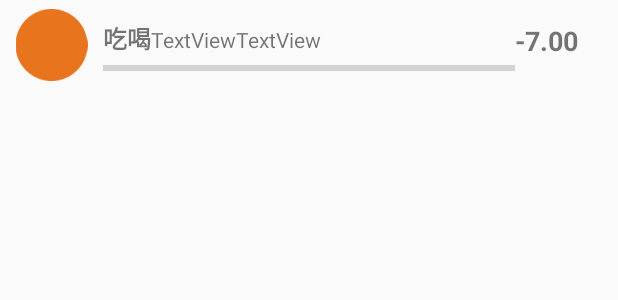
After one commit to BillBillTeam/BillBill, an Android app: the layout barchart_item.xml on its own in the app's theme, with its tools: preview values and no code run, on a phone screen of 412 x 824 dp. The commit adds this screen. Shown: the top 300 px of the screen. Run offline under Robolectric (Android 15) with nearby library versions, the phone set to English and light mode, and no system bars.

Commit message:
7天和月统计 大体完成

```diff
--- a/app/src/main/java/bhj/MyAsyncColoredLineChart.java
+++ b/app/src/main/java/bhj/MyAsyncColoredLineChart.java
@@ -109,7 +109,8 @@ public class MyAsyncColoredLineChart implements  OnChartValueSelectedListener {
 
                 // modify the legend ...
                 l.setForm(Legend.LegendForm.LINE);
-                progressBar.setVisibility(View.GONE);
+                if(progressBar.isShown())
+                    progressBar.setVisibility(View.GONE);
                 mChart.setMinimumHeight(400);
                 layout.addView(mChart);
             }
--- a/app/src/main/java/bhj/MyAsyncHorizontalBarChart.java
+++ b/app/src/main/java/bhj/MyAsyncHorizontalBarChart.java
@@ -43,6 +43,7 @@ import yzj.t.statistics;
 /**
  * Created by ubuntu on 17-11-1.
  * 横向的柱状图(后台加载)
+ * no use see MyAsyncItemLineChart
  */
 
 public class MyAsyncHorizontalBarChart implements  OnChartValueSelectedListener {
@@ -119,6 +120,7 @@ public class MyAsyncHorizontalBarChart implements  OnChartValueSelectedListener
         mChart.setOnChartValueSelectedListener(this);
         // mChart.setHighlightEnabled(false);
 
+        mChart.setMinimumHeight(900);
         mChart.setDrawBarShadow(false);
 
         mChart.setDrawValueAboveBar(true);
--- /dev/null
+++ b/app/src/main/res/layout/barchart_item.xml
@@ -0,0 +1,121 @@
+<?xml version="1.0" encoding="utf-8"?>
+<LinearLayout xmlns:android="http://schemas.android.com/apk/res/android"
+    xmlns:app="http://schemas.android.com/apk/res-auto"
+    android:id="@+id/barchart_item"
+    android:layout_width="match_parent"
+    android:layout_height="60dp"
+    android:orientation="horizontal">
+
+    <LinearLayout
+        android:layout_width="0dp"
+        android:layout_height="60dp"
+        android:layout_weight="1"
+        android:orientation="vertical">
+
+        <Space
+            android:layout_width="match_parent"
+            android:layout_height="0dp"
+            android:layout_weight="1" />
+
+
+        <ImageView
+            android:id="@+id/imageView"
+            android:layout_width="wrap_content"
+            android:layout_height="0dp"
+            android:layout_weight="8"
+            android:visibility="visible"
+            app:srcCompat="@drawable/circle_6" />
+
+        <Space
+            android:layout_width="match_parent"
+            android:layout_height="0dp"
+            android:layout_weight="1" />
+
+    </LinearLayout>
+
+    <LinearLayout
+        android:layout_width="0dp"
+        android:layout_height="60dp"
+        android:layout_weight="4"
+        android:orientation="vertical">
+
+        <Space
+            android:layout_width="match_parent"
+            android:layout_height="0dp"
+            android:layout_weight="2" />
+
+        <LinearLayout
+            android:layout_width="wrap_content"
+            android:layout_height="wrap_content"
+            android:orientation="horizontal">
+
+            <TextView
+                android:id="@+id/text_type"
+                android:layout_width="match_parent"
+                android:layout_height="wrap_content"
+                android:layout_weight="1"
+                android:fontFamily="sans-serif"
+                android:text="吃喝"
+                android:textAllCaps="false"
+                android:textSize="16sp"
+                android:textStyle="bold" />
+
+            <TextView
+                android:id="@+id/text_num"
+                android:layout_width="wrap_content"
+                android:layout_height="wrap_content"
+                android:layout_weight="1"
+                android:text="TextView" />
+
+            <TextView
+                android:id="@+id/text_per"
+                android:layout_width="wrap_content"
+                android:layout_height="wrap_content"
+                android:layout_weight="1"
+                android:text="TextView" />
+
+            <Space
+                android:layout_width="match_parent"
+                android:layout_height="wrap_content"
+                android:layout_weight="1" />
+        </LinearLayout>
+
+        <ProgressBar
+            android:id="@+id/item_progressBar"
+            style="?android:attr/progressBarStyleHorizontal"
+            android:layout_width="match_parent"
+            android:layout_height="wrap_content"
+            android:max="1000"
+            />
+
+        <Space
+            android:layout_width="match_parent"
+            android:layout_height="0dp"
+            android:layout_weight="1" />
+
+    </LinearLayout>
+
+    <LinearLayout
+        android:layout_width="0dp"
+        android:layout_height="60dp"
+        android:layout_weight="1"
+        android:orientation="vertical">
+
+
+        <Space
+            android:layout_width="match_parent"
+            android:layout_height="0dp"
+            android:layout_weight="1" />
+
+        <TextView
+            android:id="@+id/text_count"
+            android:layout_width="match_parent"
+            android:layout_height="0dp"
+            android:layout_weight="3"
+            android:text="-7.00"
+            android:textSize="18sp"
+            android:textStyle="bold" />
+    </LinearLayout>
+
+
+</LinearLayout>
```
Also changed, not shown: app/src/main/java/bhj/BillItemManagement.java (+9 -6 lines), app/src/main/java/bhj/MyAsyncItemLineChart.java (added, +136 -0 lines), app/src/main/java/fivene/billbill/BillListActivity.java (+19 -5 lines), app/src/main/java/fivene/billbill/StatisticsActivity.java (+72 -41 lines), app/src/main/java/yzj/t/statistics.java (+61 -12 lines), app/src/main/res/layout/activity_statistics.xml (+46 -3 lines).
